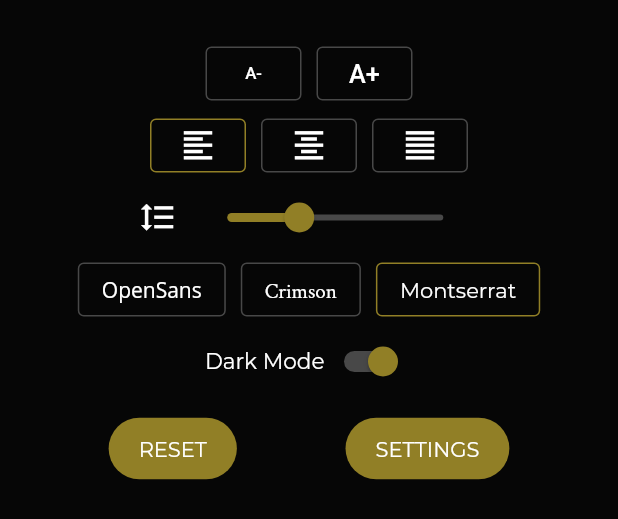
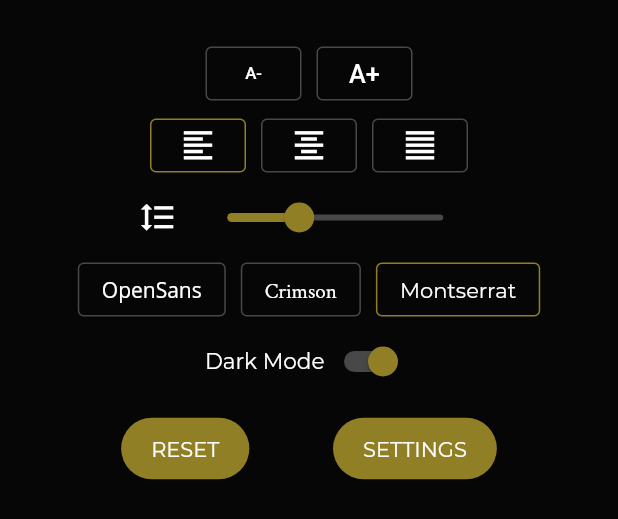
Before and after one commit to JonathanRhein/prayer_app_getx, a Flutter app: the SettingBottomSheet widget shown alone on an empty page, opened directly, on a phone screen of 412 x 824 dp. Shown: the top 519 px of the screen. Run offline on Flutter 3.47's test engine with Material 2 defaults, Android fonts, the phone set to English and light mode, and no system bars; our stand-ins replace csv, flutter_html, get, get_storage, scrollable_positioned_list, sqflite; accounts and stored records are empty; statements that could not run were skipped.

```diff
--- a/lib/components/setting_bottom_sheet.dart
+++ b/lib/components/setting_bottom_sheet.dart
@@ -14,16 +14,15 @@
 
   @override
   Widget build(context) {
-    return GetBuilder<TextSettingsController>(
+    return Padding(
+      padding: const EdgeInsets.all(Styles.GeneralPadding),
+      child: GetBuilder<TextSettingsController>(
         builder: (_) {
           return Container(
-          color: context.theme.scaffoldBackgroundColor,
+
             child: Column(
               mainAxisSize: MainAxisSize.min,
               children: [
-              SizedBox(
-                height: Styles.GeneralPadding,
-              ),
                 _changeFontSizeControls(context),
                 _changeTextAlignmentControls(context),
                 _changeLineSpacingControls(context),
@@ -34,12 +33,13 @@
                 ),
                 _changeSettingsControls(context),
                 SizedBox(
-                height: Styles.GeneralPadding + 20.0,
+                  height: Styles.ButtonSpacing,
                 ),
               ],
             ),
           );
         },
+      ),
     );
   }
 
@@ -49,7 +49,8 @@
       children: [
         OutlinedButton(
             style: OutlinedButton.styleFrom(
-                primary: settingsController.fontSizeText < Styles.FontSizeTextMin
+                primary:
+                    settingsController.fontSizeText < Styles.FontSizeTextMin
                         ? context.theme.shadowColor
                         : context.theme.primaryColorDark),
             onPressed: () =>
@@ -65,7 +66,8 @@
         ),
         OutlinedButton(
             style: OutlinedButton.styleFrom(
-                primary: settingsController.fontSizeText > Styles.FontSizeTextMax
+                primary:
+                    settingsController.fontSizeText > Styles.FontSizeTextMax
                         ? context.theme.shadowColor
                         : context.theme.primaryColorDark),
             onPressed: () =>
--- a/lib/views/agpeya_prayer_vw.dart
+++ b/lib/views/agpeya_prayer_vw.dart
@@ -1,12 +1,9 @@
 import 'package:flutter/cupertino.dart';
 import 'package:flutter/material.dart';
 import 'package:get/get.dart';
-import 'package:prayer_app_getx/components/body_text.dart';
 import 'package:prayer_app_getx/components/end_drawer_cstm.dart';
 import 'package:prayer_app_getx/components/full_prayer_list_tile.dart';
 import 'package:prayer_app_getx/components/prayer_app_menus.dart';
-import 'package:prayer_app_getx/components/prayer_list_section_heading.dart';
-import 'package:prayer_app_getx/components/toc_bottom_sheet.dart';
 import 'package:prayer_app_getx/controller/agpeya_hour_ctl.dart';
 import 'package:prayer_app_getx/controller/agpeya_prayer_ctl.dart';
 import 'package:prayer_app_getx/controller/text_settings_ctl.dart';
```
Also changed, not shown: lib/components/prayer_app_menus.dart (+14 -19 lines), lib/components/toc_bottom_sheet.dart (+35 -36 lines), lib/utils/localization.g.dart, 3 other files. Lines whose indentation alone changed are shown as unchanged.
